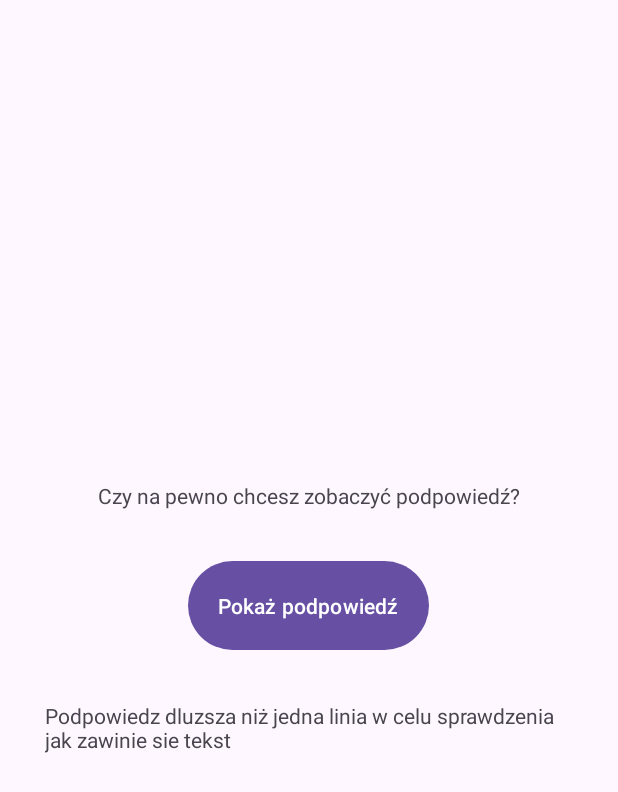
After one commit to DavvidU/Quiz, an Android app: the layout activity_prompt.xml on its own in the app's theme, with its tools: preview values and no code run, on a phone screen of 412 x 824 dp. The commit adds this screen. Shown: the top 792 px of the screen. Run offline under Robolectric (Android 15) with nearby library versions, the phone set to English and light mode, and no system bars.

Commit message:
Dodanie dodatkowej aktywności i zapamiętywania stanu aktywności

```diff
--- a/app/src/main/AndroidManifest.xml
+++ b/app/src/main/AndroidManifest.xml
@@ -13,6 +13,9 @@
         android:theme="@style/Theme.Quiz"
         tools:targetApi="31">
         <activity
+            android:name=".PromptActivity"
+            android:exported="false" />
+        <activity
             android:name=".MainActivity"
             android:exported="true">
             <intent-filter>
--- a/app/src/main/java/com/example/quiz/Question.java
+++ b/app/src/main/java/com/example/quiz/Question.java
@@ -3,10 +3,12 @@ package com.example.quiz;
 public class Question {
     private int questionId;
     private boolean trueAnswer;
-    public Question(int questionId, boolean trueAnswer)
+    private int podpowiedzId;
+    public Question(int questionId, boolean trueAnswer, int podpowiedzId)
     {
         this.questionId = questionId;
         this.trueAnswer = trueAnswer;
+        this.podpowiedzId = podpowiedzId;
     }
     public boolean isTrueAnswer()
     {
@@ -16,4 +18,5 @@ public class Question {
     {
         return questionId;
     }
+    public int getPodpowiedzId() { return podpowiedzId; }
 }
--- a/app/src/main/res/layout/activity_main.xml
+++ b/app/src/main/res/layout/activity_main.xml
@@ -40,5 +40,11 @@
         android:layout_width="wrap_content"
         android:layout_height="wrap_content">
     </Button>
+    <Button
+        android:id="@+id/prompt_button"
+        android:text="@string/button_podpowiedz"
+        android:layout_width="wrap_content"
+        android:layout_height="wrap_content">
+    </Button>
 
 </LinearLayout>
--- /dev/null
+++ b/app/src/main/res/layout/activity_prompt.xml
@@ -0,0 +1,30 @@
+<?xml version="1.0" encoding="utf-8"?>
+<LinearLayout xmlns:android="http://schemas.android.com/apk/res/android"
+    xmlns:app="http://schemas.android.com/apk/res-auto"
+    xmlns:tools="http://schemas.android.com/tools"
+    android:layout_width="match_parent"
+    android:layout_height="match_parent"
+    android:orientation="vertical"
+    android:gravity="center"
+    tools:context=".PromptActivity">
+
+    <TextView
+        android:id="@+id/czy_na_pewno_text_view"
+        android:layout_width="wrap_content"
+        android:layout_height="wrap_content"
+        android:text="@string/czy_na_pewno"
+        android:padding="30dp"/>
+    <Button
+        android:id="@+id/show_prompt_button"
+        android:layout_width="wrap_content"
+        android:layout_height="wrap_content"
+        android:text="@string/button_pokaz_podpowiedz"
+        android:padding="20dp">
+    </Button>
+    <TextView
+        android:id="@+id/podpowiedz_text_view"
+        android:layout_width="wrap_content"
+        android:layout_height="wrap_content"
+        tools:text="Podpowiedz dluzsza niż jedna linia w celu sprawdzenia jak zawinie sie tekst"
+        android:padding="30dp"/>
+</LinearLayout>
```
Also changed, not shown: app/src/main/java/com/example/quiz/MainActivity.java (+69 -5 lines), app/src/main/java/com/example/quiz/PromptActivity.java (added, +43 -0 lines), app/src/main/res/values/strings.xml (+16 -1 lines).
